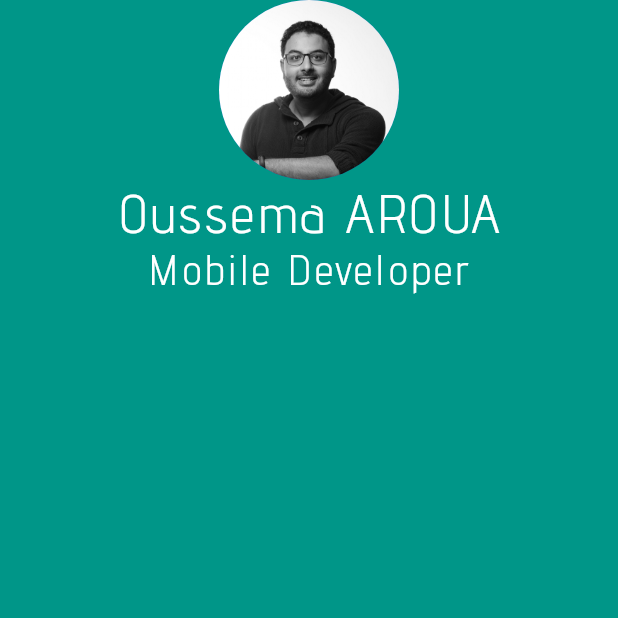
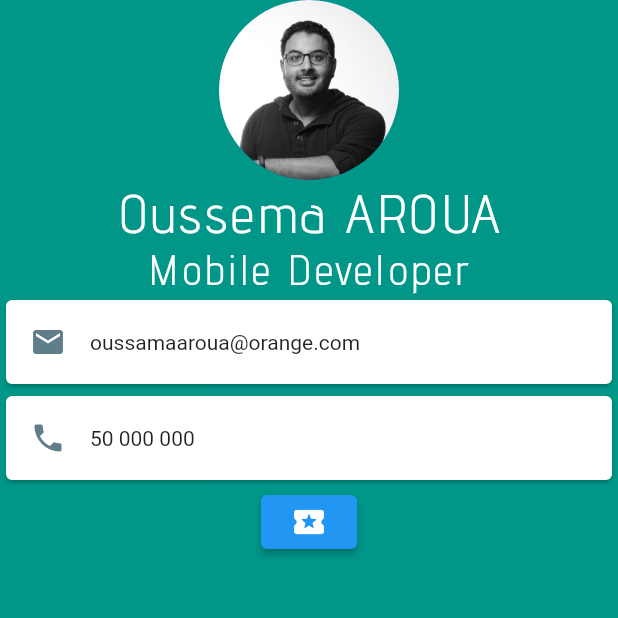
Before and after one commit to oussemaAr/ihec_workshop, a Flutter app: the screen it shows after launch, on a phone screen of 412 x 824 dp, the top half of it. Run offline on Flutter 3.47's test engine with Material 2 defaults, Android fonts, the phone set to English and light mode, and no system bars; missing offline and left inert: dart:ffi.

Commit message:
Adding information card && navigation button UI

```diff
--- a/lib/screen/mycard.screen.dart
+++ b/lib/screen/mycard.screen.dart
@@ -16,7 +16,17 @@ class MyCard extends StatelessWidget {
                 radius: 60,
               ),
               informationText('Oussema AROUA', 36),
-              informationText('Mobile Developer', 28)
+              informationText('Mobile Developer', 28),
+              informationCard('oussamaaroua@orange.com', Icons.email),
+              informationCard('50 000 000', Icons.phone),
+              ElevatedButton(
+                onPressed: () {
+                  print('MESSAGE');
+                },
+                child: Icon(
+                  Icons.local_play_rounded,
+                ),
+              )
             ],
           ),
         ),
@@ -24,7 +34,7 @@ class MyCard extends StatelessWidget {
     );
   }
 
-  informationText(String contentText, double contentFontSize) {
+  Widget informationText(String contentText, double contentFontSize) {
     return Text(
       contentText,
       style: TextStyle(
@@ -34,4 +44,26 @@ class MyCard extends StatelessWidget {
           letterSpacing: 2),
     );
   }
+
+  informationCard(String informationContent, IconData informationIcon) {
+    return Card(
+      child: Padding(
+        padding: const EdgeInsets.all(16),
+        child: Row(
+          children: [
+            Icon(
+              informationIcon,
+              color: Colors.blueGrey,
+            ),
+            Padding(
+              padding: const EdgeInsets.only(
+                left: 16,
+              ),
+              child: Text(informationContent),
+            )
+          ],
+        ),
+      ),
+    );
+  }
 }
```
